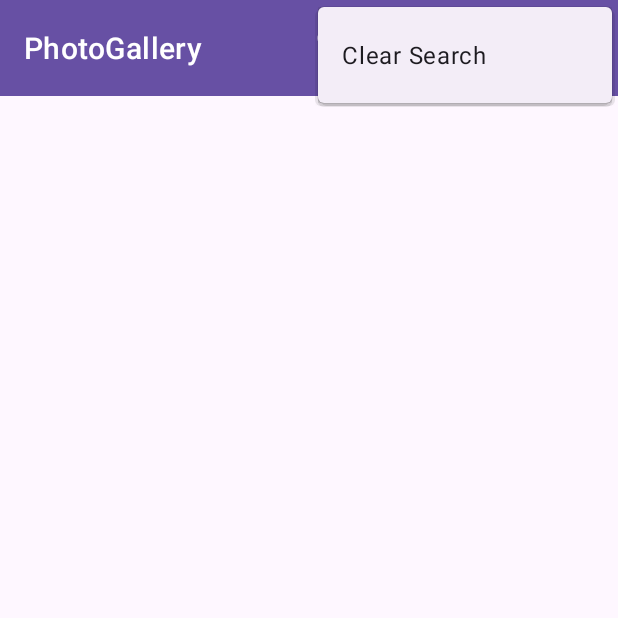
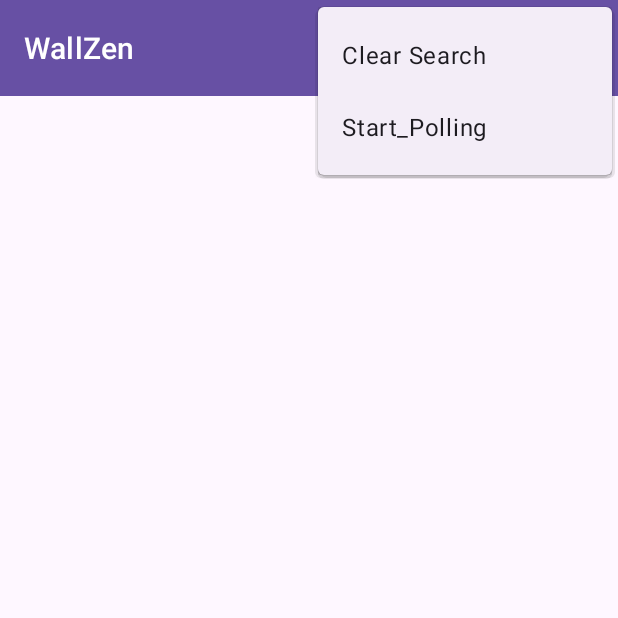
Before and after one commit to oscar066/PhotoGalleryApp, an Android app: the screen it shows after launch (MainActivity), with the options menu open, on a phone screen of 412 x 824 dp, the top half of it. Run offline under Robolectric (Android 15) with nearby library versions, the phone set to English and light mode, and no system bars; pictures from the network do not load; 1 statement that could not run was skipped.

Commit message:
:construction: Rebranding the App

```diff
--- a/app/src/main/res/menu/fragment_photo_gallery.xml
+++ b/app/src/main/res/menu/fragment_photo_gallery.xml
@@ -17,6 +17,6 @@
     <item
         android:id="@+id/menu_item_toggle_polling"
         android:title="@string/start_polling"
-        app:showAsAction="ifRoom|withText"/>
+        app:showAsAction="never|withText"/>
 
 </menu>
--- a/app/src/main/res/values/strings.xml
+++ b/app/src/main/res/values/strings.xml
@@ -1,10 +1,10 @@
 <resources>
-    <string name="app_name">PhotoGallery</string>
+    <string name="app_name">WallZen</string>
     <string name="search">Search</string>
     <string name="clear_search">Clear Search</string>
     <string name="notification_channel_name"> Background updates</string>
     <string name="new_pictures_title">New PhotoGallery Pictures</string>
     <string name="new_pictures_text">You have new pictures in photoGallery.</string>
-    <string name="start_polling">Start Polling</string>
+    <string name="start_polling">Start_Polling</string>
     <string name="stop_polling">Stop_Polling</string>
 </resources>
```
